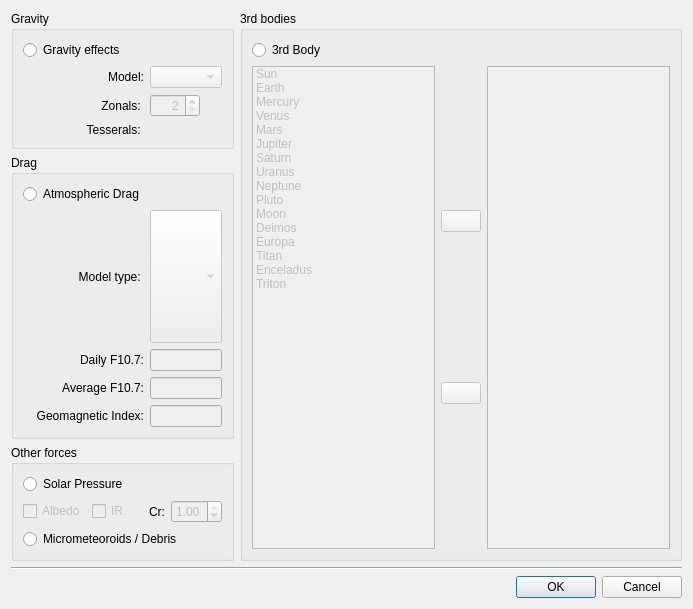
First picture: the form in sta-src/Services/perturbationForces.ui, repository Dwarf-Planet-Project/SpaceDesignTool, before the edit.
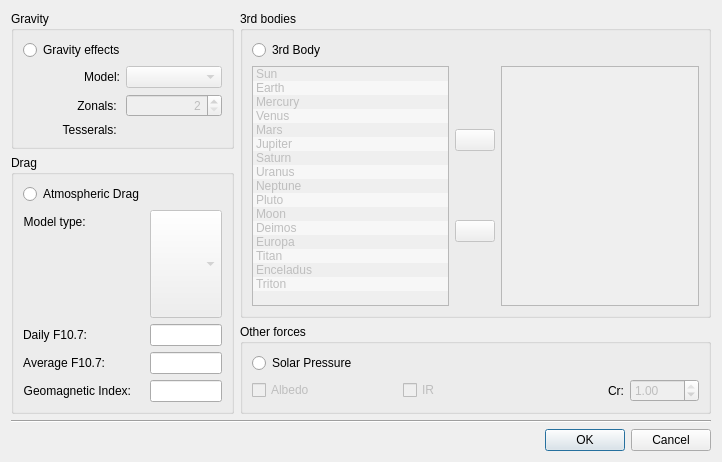
Second picture: the form after the edit. Icons and pictures are not drawn.

Commit message: Activation of the torque perturbations Improve of visuals of 3rd body list force perturbations

What changed in the file:
```diff
--- a/sta-src/Services/perturbationForces.ui
+++ b/sta-src/Services/perturbationForces.ui
@@ -6,20 +6,14 @@
    <rect>
     <x>0</x>
     <y>0</y>
-    <width>693</width>
-    <height>609</height>
+    <width>722</width>
+    <height>462</height>
    </rect>
   </property>
   <property name="minimumSize">
    <size>
-    <width>693</width>
-    <height>609</height>
-   </size>
-  </property>
-  <property name="maximumSize">
-   <size>
-    <width>693</width>
-    <height>609</height>
+    <width>722</width>
+    <height>462</height>
    </size>
   </property>
   <property name="windowTitle">
@@ -106,9 +100,15 @@
                 <property name="enabled">
                  <bool>false</bool>
                 </property>
-                <property name="maximumSize">
+                <property name="minimumSize">
                  <size>
                   <width>50</width>
+                  <height>0</height>
+                 </size>
+                </property>
+                <property name="maximumSize">
+                 <size>
+                  <width>100</width>
                   <height>16777215</height>
                  </size>
                 </property>
@@ -157,7 +157,7 @@
          </property>
          <layout class="QGridLayout" name="gridLayout_3">
           <item row="0" column="0">
-           <layout class="QGridLayout" name="gridLayout_8">
+           <layout class="QFormLayout" name="formLayout">
             <item row="0" column="0">
              <widget class="QRadioButton" name="AtmDragRadioButton">
               <property name="text">
@@ -214,11 +214,14 @@
             <item row="2" column="1">
              <widget class="QLineEdit" name="dragDayF10Edit">
               <property name="enabled">
-               <bool>false</bool>
+               <bool>true</bool>
               </property>
               <property name="text">
                <string/>
               </property>
+              <property name="alignment">
+               <set>Qt::AlignRight|Qt::AlignTrailing|Qt::AlignVCenter</set>
+              </property>
              </widget>
             </item>
             <item row="3" column="0">
@@ -234,11 +237,14 @@
             <item row="3" column="1">
              <widget class="QLineEdit" name="dragAvF10Edit">
               <property name="enabled">
-               <bool>false</bool>
+               <bool>true</bool>
               </property>
               <property name="text">
                <string/>
               </property>
+              <property name="alignment">
+               <set>Qt::AlignRight|Qt::AlignTrailing|Qt::AlignVCenter</set>
+              </property>
              </widget>
             </item>
             <item row="4" column="0">
@@ -254,7 +260,7 @@
             <item row="4" column="1">
              <widget class="QLineEdit" name="dragGeomagEdit">
               <property name="enabled">
-               <bool>false</bool>
+               <bool>true</bool>
               </property>
               <property name="text">
                <string/>
@@ -266,134 +272,18 @@
          </layout>
         </widget>
        </item>
-       <item>
-        <widget class="QGroupBox" name="groupBox_4">
-         <property name="title">
-          <string>Other forces</string>
-         </property>
-         <layout class="QGridLayout" name="gridLayout_5">
-          <item row="1" column="0">
-           <layout class="QGridLayout" name="gridLayout_6">
-            <item row="1" column="0">
-             <widget class="QRadioButton" name="SolarPressureRadioButton">
-              <property name="text">
-               <string>Solar Pressure</string>
-              </property>
-              <property name="icon">
-               <iconset resource="../../iconary/sta-icons.qrc">
-                <normaloff>:/icons/Solar_pressure_icon.png</normaloff>:/icons/Solar_pressure_icon.png</iconset>
-              </property>
-              <property name="iconSize">
-               <size>
-                <width>25</width>
-                <height>25</height>
-               </size>
-              </property>
-              <property name="autoExclusive">
-               <bool>false</bool>
-              </property>
-             </widget>
-            </item>
-            <item row="3" column="0">
-             <widget class="QRadioButton" name="DebrisRadioButton">
-              <property name="text">
-               <string>Micrometeoroids / Debris</string>
-              </property>
-              <property name="iconSize">
-               <size>
-                <width>40</width>
-                <height>40</height>
-               </size>
-              </property>
-              <property name="autoExclusive">
-               <bool>false</bool>
-              </property>
-             </widget>
-            </item>
-            <item row="2" column="0">
-             <layout class="QHBoxLayout" name="horizontalLayout_5">
-              <item>
-               <widget class="QCheckBox" name="AlbedoCheckBox">
-                <property name="enabled">
-                 <bool>false</bool>
-                </property>
-                <property name="text">
-                 <string>Albedo</string>
-                </property>
-                <property name="iconSize">
-                 <size>
-                  <width>55</width>
-                  <height>55</height>
-                 </size>
-                </property>
-               </widget>
-              </item>
-              <item>
-               <widget class="QCheckBox" name="IRCheckBox">
-                <property name="enabled">
-                 <bool>false</bool>
-                </property>
-                <property name="text">
-                 <string>IR</string>
-                </property>
-                <property name="iconSize">
-                 <size>
-                  <width>55</width>
-                  <height>55</height>
-                 </size>
-                </property>
-               </widget>
-              </item>
-              <item>
-               <layout class="QHBoxLayout" name="horizontalLayout_4">
-                <item>
-                 <widget class="QLabel" name="CrLabel">
-                  <property name="text">
-                   <string>Cr:</string>
-                  </property>
-                  <property name="alignment">
-                   <set>Qt::AlignRight|Qt::AlignTrailing|Qt::AlignVCenter</set>
-                  </property>
-                 </widget>
-                </item>
-                <item>
-                 <widget class="QDoubleSpinBox" name="CrSpinBox">
-                  <property name="enabled">
-                   <bool>false</bool>
-                  </property>
-                  <property name="decimals">
-                   <number>2</number>
-                  </property>
-                  <property name="maximum">
-                   <double>1.000000000000000</double>
-                  </property>
-                  <property name="singleStep">
-                   <double>0.010000000000000</double>
-                  </property>
-                  <property name="value">
-                   <double>1.000000000000000</double>
-                  </property>
-                 </widget>
-                </item>
-               </layout>
-              </item>
-             </layout>
-            </item>
-           </layout>
-          </item>
-         </layout>
-        </widget>
-       </item>
       </layout>
      </item>
      <item row="0" column="1">
+      <layout class="QVBoxLayout" name="verticalLayout_2">
+       <item>
       <widget class="QGroupBox" name="groupBox">
        <property name="title">
         <string>3rd bodies</string>
        </property>
-       <layout class="QGridLayout" name="gridLayout_7">
+         <layout class="QGridLayout" name="gridLayout_8">
         <item row="0" column="0">
-         <layout class="QVBoxLayout" name="verticalLayout_6">
+           <layout class="QVBoxLayout" name="verticalLayout_7">
           <property name="leftMargin">
            <number>0</number>
           </property>
@@ -425,6 +315,9 @@
               <property name="enabled">
                <bool>false</bool>
               </property>
+                <property name="alternatingRowColors">
+                 <bool>true</bool>
+                </property>
               <property name="selectionMode">
                <enum>QAbstractItemView::ExtendedSelection</enum>
               </property>
@@ -637,6 +530,9 @@
               <property name="enabled">
                <bool>false</bool>
               </property>
+                <property name="alternatingRowColors">
+                 <bool>true</bool>
+                </property>
               <property name="selectionMode">
                <enum>QAbstractItemView::ExtendedSelection</enum>
               </property>
@@ -648,6 +544,110 @@
         </item>
        </layout>
       </widget>
+       </item>
+       <item>
+        <widget class="QGroupBox" name="groupBox_4">
+         <property name="title">
+          <string>Other forces</string>
+         </property>
+         <layout class="QGridLayout" name="gridLayout_5">
+          <item row="1" column="0">
+           <layout class="QGridLayout" name="gridLayout_6">
+            <item row="1" column="0">
+             <widget class="QRadioButton" name="SolarPressureRadioButton">
+              <property name="text">
+               <string>Solar Pressure</string>
+              </property>
+              <property name="icon">
+               <iconset resource="../../iconary/sta-icons.qrc">
+                <normaloff>:/icons/Solar_pressure_icon.png</normaloff>:/icons/Solar_pressure_icon.png</iconset>
+              </property>
+              <property name="iconSize">
+               <size>
+                <width>25</width>
+                <height>25</height>
+               </size>
+              </property>
+              <property name="autoExclusive">
+               <bool>false</bool>
+              </property>
+             </widget>
+            </item>
+            <item row="2" column="0">
+             <layout class="QHBoxLayout" name="horizontalLayout_5">
+              <item>
+               <widget class="QCheckBox" name="AlbedoCheckBox">
+                <property name="enabled">
+                 <bool>false</bool>
+                </property>
+                <property name="text">
+                 <string>Albedo</string>
+                </property>
+                <property name="iconSize">
+                 <size>
+                  <width>55</width>
+                  <height>55</height>
+                 </size>
+                </property>
+               </widget>
+              </item>
+              <item>
+               <widget class="QCheckBox" name="IRCheckBox">
+                <property name="enabled">
+                 <bool>false</bool>
+                </property>
+                <property name="text">
+                 <string>IR</string>
+                </property>
+                <property name="iconSize">
+                 <size>
+                  <width>55</width>
+                  <height>55</height>
+                 </size>
+                </property>
+               </widget>
+              </item>
+              <item>
+               <layout class="QHBoxLayout" name="horizontalLayout_4">
+                <item>
+                 <widget class="QLabel" name="CrLabel">
+                  <property name="text">
+                   <string>Cr:</string>
+                  </property>
+                  <property name="alignment">
+                   <set>Qt::AlignRight|Qt::AlignTrailing|Qt::AlignVCenter</set>
+                  </property>
+                 </widget>
+                </item>
+                <item>
+                 <widget class="QDoubleSpinBox" name="CrSpinBox">
+                  <property name="enabled">
+                   <bool>false</bool>
+                  </property>
+                  <property name="decimals">
+                   <number>2</number>
+                  </property>
+                  <property name="maximum">
+                   <double>1.000000000000000</double>
+                  </property>
+                  <property name="singleStep">
+                   <double>0.010000000000000</double>
+                  </property>
+                  <property name="value">
+                   <double>1.000000000000000</double>
+                  </property>
+                 </widget>
+                </item>
+               </layout>
+              </item>
+             </layout>
+            </item>
+           </layout>
+          </item>
+         </layout>
+        </widget>
+       </item>
+      </layout>
      </item>
     </layout>
    </item>
```
Left out of the diff: 28 changed lines with no effect on the pictures. Lines whose indentation alone changed are shown as unchanged. The commit also changes 6 other files.
